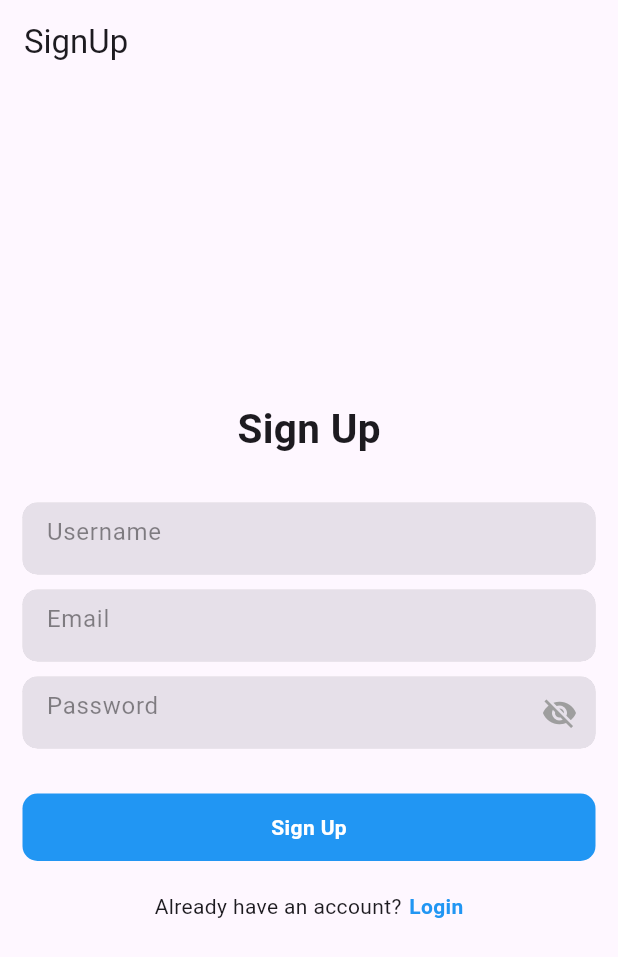
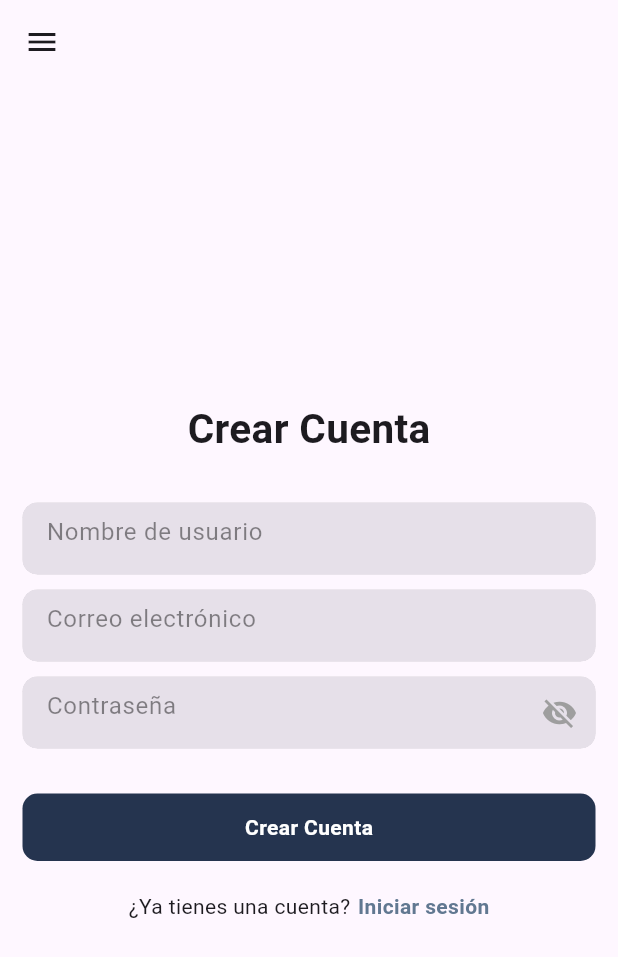
Before and after one commit to F3rnand0hr/derecho_en_perspectiva, a Flutter app: the SignUpPage screen opened by its route, on a phone screen of 412 x 824 dp. Shown: the top 957 px of the screen. Run offline on Flutter 3.47's test engine with Material 3 defaults, Android fonts, the light colour scheme and no system bars; our stand-ins replace cloud_firestore, firebase_auth, firebase_core, flutter_bloc, fluttertoast, go_router and 1 more; accounts and stored records are empty.

Commit message:
fixed bugs and decorated

```diff
--- a/lib/pages/pages/logInPage.dart
+++ b/lib/pages/pages/logInPage.dart
@@ -1,5 +1,6 @@
 
 import 'package:derecho_en_perspectiva/pages/widgets/appDrawer.dart';
+import 'package:derecho_en_perspectiva/styles/colors.dart';
 import 'package:firebase_auth/firebase_auth.dart';
 
 import 'package:flutter/material.dart';
@@ -34,11 +35,20 @@ class _LoginPageState extends State<LoginPage> {
   @override
   Widget build(BuildContext context) {
     return Scaffold(
+      drawer: appDrawer(context),
       appBar: AppBar(
         automaticallyImplyLeading: false,
-        title: Text("Login"),
+        leading: Builder(
+        builder: (BuildContext context) {
+          return IconButton(
+            icon: const Icon(Icons.menu),
+            onPressed: () {
+              Scaffold.of(context).openDrawer();  // This will now work
+            },
+          );
+        },
       ),
-      drawer: appDrawer(context),
+      ),
       body: Center(
         child: Padding(
           padding: const EdgeInsets.symmetric(horizontal: 15),
@@ -46,7 +56,7 @@ class _LoginPageState extends State<LoginPage> {
             mainAxisAlignment: MainAxisAlignment.center,
             children: [
               Text(
-                "Login",
+                "Iniciar sesión",
                 style: TextStyle(fontSize: 27, fontWeight: FontWeight.bold),
               ),
               SizedBox(
@@ -54,7 +64,7 @@ class _LoginPageState extends State<LoginPage> {
               ),
               FormContainerWidget(
                 controller: _emailController,
-                hintText: "Email",
+                hintText: "Correo electrónico",
                 isPasswordField: false,
               ),
               SizedBox(
@@ -62,7 +72,7 @@ class _LoginPageState extends State<LoginPage> {
               ),
               FormContainerWidget(
                 controller: _passwordController,
-                hintText: "Password",
+                hintText: "Contraseña",
                 isPasswordField: true,
               ),
               SizedBox(
@@ -76,13 +86,13 @@ class _LoginPageState extends State<LoginPage> {
                   width: double.infinity,
                   height: 45,
                   decoration: BoxDecoration(
-                    color: Colors.blue,
+                    color: AppColors.spaceCadet,
                     borderRadius: BorderRadius.circular(10),
                   ),
                   child: Center(
                     child: _isSigning ? CircularProgressIndicator(
                       color: Colors.white,) : Text(
-                      "Login",
+                      "Iniciar sesión",
                       style: TextStyle(
                         color: Colors.white,
                         fontWeight: FontWeight.bold,
@@ -98,7 +108,7 @@ class _LoginPageState extends State<LoginPage> {
               Row(
                 mainAxisAlignment: MainAxisAlignment.center,
                 children: [
-                  Text("Don't have an account?"),
+                  Text("¿No tienes cuenta? ¡Crea una!"),
                   SizedBox(
                     width: 5,
                   ),
@@ -107,9 +117,9 @@ class _LoginPageState extends State<LoginPage> {
                       context.push('/sign-up');
                     },
                     child: Text(
-                      "Sign Up",
+                      "Crear cuenta",
                       style: TextStyle(
-                        color: Colors.blue,
+                        color: AppColors.slateGray,
                         fontWeight: FontWeight.bold,
                       ),
                     ),
@@ -138,10 +148,10 @@ class _LoginPageState extends State<LoginPage> {
     });
 
     if (user != null) {
-      showToast(message: "User is successfully signed in");
+      showToast(message: "Usuario reconozido");
       context.push('/');
     } else {
-      showToast(message: "some error occured");
+      showToast(message: "ocurrió un error");
     }
   }
 
--- a/lib/pages/pages/signUpPage.dart
+++ b/lib/pages/pages/signUpPage.dart
@@ -1,11 +1,11 @@
+import 'package:derecho_en_perspectiva/styles/colors.dart';
+import 'package:flutter/material.dart';
+import 'package:firebase_auth/firebase_auth.dart';
 import 'package:derecho_en_perspectiva/pages/widgets/appDrawer.dart';
-import 'package:firebase_auth/firebase_auth.dart';
-import 'package:flutter/material.dart';
+import 'package:derecho_en_perspectiva/styles/toast.dart';
 import 'package:derecho_en_perspectiva/user_auth/firebase_auth_implementation/firebase_auth_services.dart';
-import 'package:derecho_en_perspectiva/pages/pages/logInPage.dart';
+import 'package:go_router/go_router.dart';
 import 'package:derecho_en_perspectiva/pages/widgets/formContainerWidget.dart';
-import 'package:derecho_en_perspectiva/styles/toast.dart';
-import 'package:go_router/go_router.dart';
 
 class SignUpPage extends StatefulWidget {
   const SignUpPage({super.key});
@@ -16,7 +16,6 @@ class SignUpPage extends StatefulWidget {
 
 class _SignUpPageState extends State<SignUpPage> {
   final FirebaseAuthService _auth = FirebaseAuthService();
-
   final TextEditingController _usernameController = TextEditingController();
   final TextEditingController _emailController = TextEditingController();
   final TextEditingController _passwordController = TextEditingController();
@@ -36,7 +35,16 @@ class _SignUpPageState extends State<SignUpPage> {
     return Scaffold(
       appBar: AppBar(
       automaticallyImplyLeading: false,
-        title: Text("SignUp"),
+      leading: Builder(
+        builder: (BuildContext context) {
+          return IconButton(
+            icon: const Icon(Icons.menu),
+            onPressed: () {
+              Scaffold.of(context).openDrawer();  // This will now work
+            },
+          );
+        },
+      ),
     ),
       drawer: appDrawer(context),
       body: Center(
@@ -45,78 +53,71 @@ class _SignUpPageState extends State<SignUpPage> {
           child: Column(
             mainAxisAlignment: MainAxisAlignment.center,
             children: [
-              Text(
-                "Sign Up",
+              const Text(
+                "Crear Cuenta",
                 style: TextStyle(fontSize: 27, fontWeight: FontWeight.bold),
               ),
-              SizedBox(
-                height: 30,
-              ),
+              const SizedBox(height: 30),
               FormContainerWidget(
                 controller: _usernameController,
-                hintText: "Username",
+                hintText: "Nombre de usuario",
                 isPasswordField: false,
               ),
-              SizedBox(
-                height: 10,
-              ),
+              const SizedBox(height: 10),
               FormContainerWidget(
                 controller: _emailController,
-                hintText: "Email",
+                hintText: "Correo electrónico",
                 isPasswordField: false,
               ),
-              SizedBox(
-                height: 10,
-              ),
+              const SizedBox(height: 10),
               FormContainerWidget(
                 controller: _passwordController,
-                hintText: "Password",
+                hintText: "Contraseña",
                 isPasswordField: true,
               ),
-              SizedBox(
-                height: 30,
-              ),
+              const SizedBox(height: 30),
               GestureDetector(
-                onTap:  (){
-                  _signUp();
-
-                },
+                onTap: _signUp,
                 child: Container(
                   width: double.infinity,
                   height: 45,
                   decoration: BoxDecoration(
-                    color: Colors.blue,
+                    color: AppColors.spaceCadet,
                     borderRadius: BorderRadius.circular(10),
                   ),
                   child: Center(
-                      child: isSigningUp ? CircularProgressIndicator(color: Colors.white,):Text(
-                    "Sign Up",
+                    child: isSigningUp
+                        ? const CircularProgressIndicator(color: Colors.white)
+                        : const Text(
+                            "Crear Cuenta",
                             style: TextStyle(
-                        color: Colors.white, fontWeight: FontWeight.bold),
-                  )),
+                              color: Colors.white,
+                              fontWeight: FontWeight.bold,
                             ),
                           ),
-              SizedBox(
-                height: 20,
                   ),
+                ),
+              ),
+              const SizedBox(height: 20),
               Row(
                 mainAxisAlignment: MainAxisAlignment.center,
                 children: [
-                  Text("Already have an account?"),
-                  SizedBox(
-                    width: 5,
-                  ),
+                  const Text("¿Ya tienes una cuenta?"),
+                  const SizedBox(width: 5),
                   GestureDetector(
                     onTap: () {
                       context.push('/logInPage');
                     },
-                      child: Text(
-                        "Login",
+                    child: const Text(
+                      "Iniciar sesión",
                       style: TextStyle(
-                            color: Colors.blue, fontWeight: FontWeight.bold),
-                      ))
+                        color: AppColors.slateGray,
+                        fontWeight: FontWeight.bold,
+                      ),
+                    ),
+                  ),
                 ],
-              )
+              ),
             ],
           ),
         ),
@@ -125,25 +126,38 @@ class _SignUpPageState extends State<SignUpPage> {
   }
 
   void _signUp() async {
-
     setState(() {
       isSigningUp = true;
     });
 
-    String username = _usernameController.text;
-    String email = _emailController.text;
-    String password = _passwordController.text;
+    final String username = _usernameController.text.trim();
+    final String email = _emailController.text.trim();
+    final String password = _passwordController.text.trim();
 
-    User? user = await _auth.signUpWithEmailAndPassword(email, password);
-
+    if (username.isEmpty || email.isEmpty || password.isEmpty) {
+      showToast(message: "Por favor, llenar todos los cuadros");
       setState(() {
         isSigningUp = false;
       });
+      return;
+    }
+
+    try {
+      User? user = await _auth.signUpWithEmailAndPassword(email, password);
+
       if (user != null) {
-      showToast(message: "User is successfully created");
-      context.push('/');
-    } else {
-      showToast(message: "Some error happend");
+        await user.updateDisplayName(username);
+        await user.reload();
+
+        showToast(message: "Usuario creado");
+        context.go('/'); // Navigate to home page
+      }
+    } catch (e) {
+      showToast(message: "Error: $e");
+    } finally {
+      setState(() {
+        isSigningUp = false;
+      });
     }
   }
 }
--- a/lib/pages/widgets/appDrawer.dart
+++ b/lib/pages/widgets/appDrawer.dart
@@ -40,6 +40,18 @@ Widget appDrawer(BuildContext context) {
             context.push('/interviews'); // Navigate to interviews
           },
         ),
+
+        ListTile(
+          leading: const Icon(
+            Icons.pageview,
+            color: AppColors.coffee,
+          ),
+          title: const Text('R E V I S T A S'),
+          onTap: (){
+
+          },
+        ),
+
         user == null
             ? ListTile(
                 leading: const Icon(
@@ -52,6 +64,7 @@ Widget appDrawer(BuildContext context) {
                   context.push('/sign-up'); // Navigate to sign-up page
                 },
               )
+
             : ListTile(
                 leading: const Icon(
                   Icons.person,
@@ -63,6 +76,18 @@ Widget appDrawer(BuildContext context) {
                   context.push('/userPage'); // Navigate to user dashboard
                 },
               ),
+        if(user == null )
+          ListTile(
+            leading: const Icon(
+              Icons.login,
+              color: AppColors.coffee,
+            ),
+            title: const Text('I N I C I A R  S E S I O N'),
+            onTap: (){
+              context.pop();
+              context.push('/logInPage');
+            },
+          ),
         ListTile(
           leading: const Icon(
             Icons.add_chart,
--- a/lib/routes/routes.dart
+++ b/lib/routes/routes.dart
@@ -5,7 +5,6 @@ import 'package:derecho_en_perspectiva/pages/pages/logInPage.dart';
 import 'package:derecho_en_perspectiva/pages/pages/userPage.dart';
 import 'package:go_router/go_router.dart';
 
-import '../models/articles.dart';
 import '../pages/pages/signUpPage.dart';
 
 final GoRouter router = GoRouter(routes:[
```
Also changed, not shown: lib/cubits/authCubit.dart (+31 -12 lines), lib/models/articles.dart (deleted, +0 -40 lines), lib/pages/pages/articlePage.dart (+139 -156 lines), lib/pages/pages/home_page.dart (+40 -15 lines), lib/pages/pages/userPage.dart (+67 -34 lines), lib/pages/widgets/threadWidget.dart (+7 -2 lines), firebase.json. Lines whose indentation alone changed are shown as unchanged.
